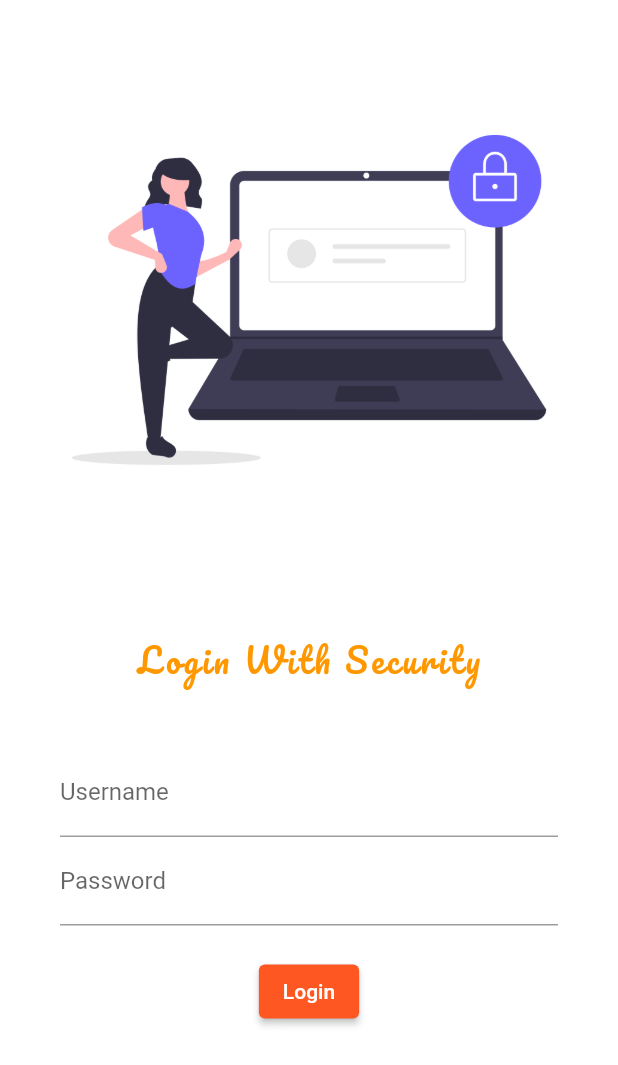
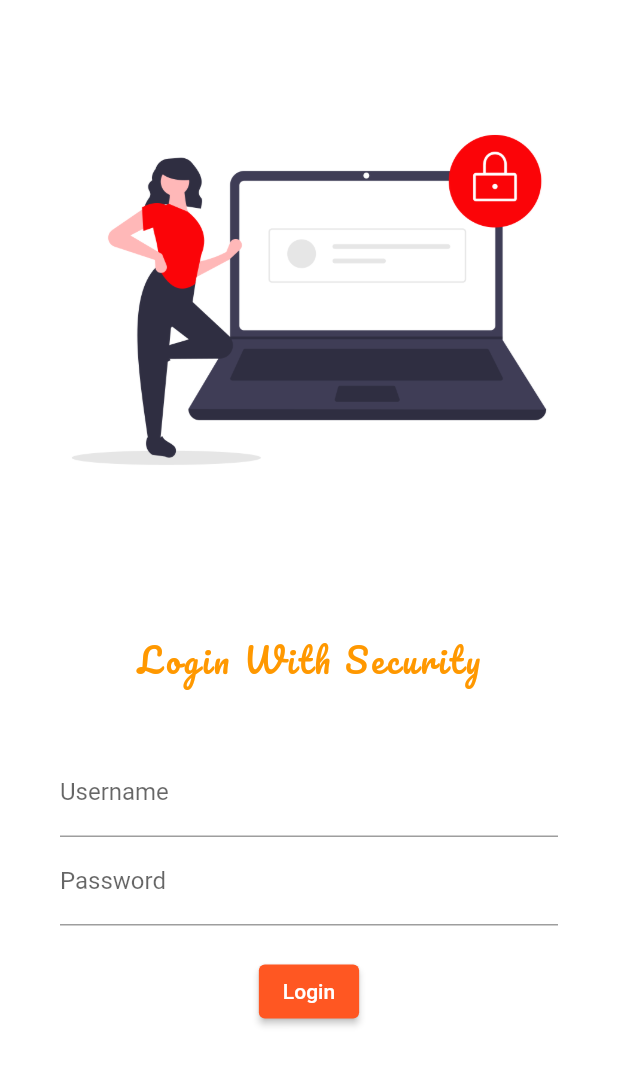
Before and after one commit to iamprateeksmith/Flutter_1-SecureLoginPage, a Flutter app: the screen it shows after launch, on a phone screen of 412 x 824 dp. Shown: the top 1065 px of the screen. Run offline on Flutter 3.47's test engine with Material 2 defaults, Android fonts, the phone set to English and light mode, and no system bars; our stand-ins replace google_fonts.

Commit message:
Fourth Commit

```diff
--- a/lib/pages/login_page.dart
+++ b/lib/pages/login_page.dart
@@ -14,7 +14,7 @@ class LoginPage extends StatelessWidget {
       child: Column(
         children: [
           Image.asset(
-            "assets/images/secure_login_2.png",
+            "assets/images/secure_login_1.png",
             fit: BoxFit.scaleDown,
             height: 400.0,
           ),
@@ -44,14 +44,14 @@ class LoginPage extends StatelessWidget {
               children: [
                 TextFormField(
                   decoration: InputDecoration(
-                    hintText: "Enter Username",
+                    hintText: "Enter Your Username",
                     labelText: "Username",
                   ),
                 ),
                 TextFormField(
                   obscureText: true,
                   decoration: InputDecoration(
-                    hintText: "Enter Password",
+                    hintText: "Enter Your Password",
                     labelText: "Password",
                   ),
                 ),
```
